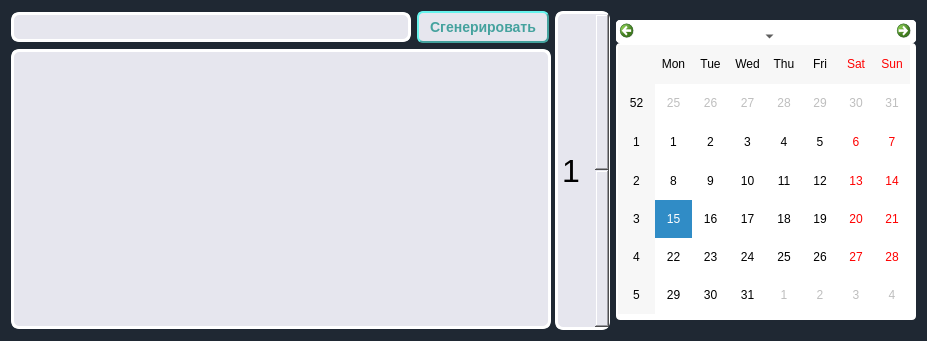
Above: ui/GenerationTaskWindow.ui from kiozet/TaskManagerWithAI before the change. Below: the same form after it.
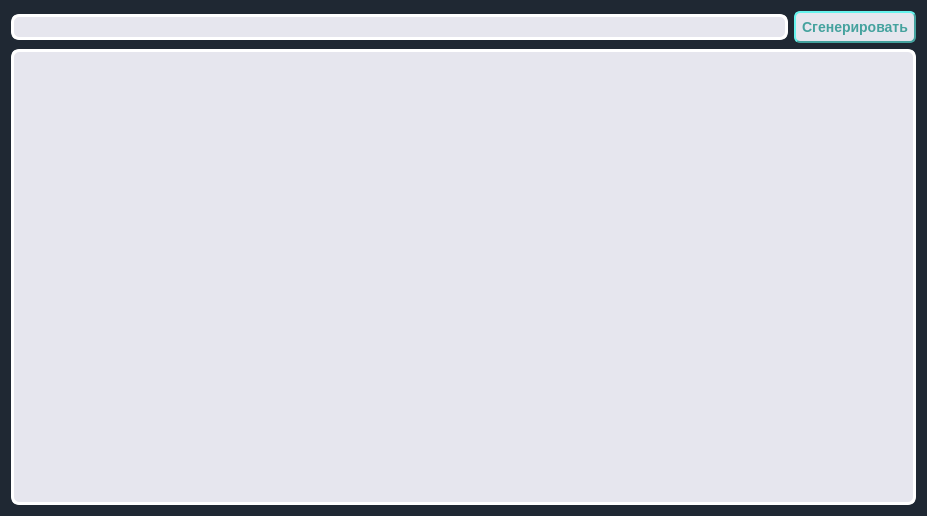
That is the form after the change.

Commit message: Remove calendar and priority

What changed in the file:
```diff
--- a/ui/GenerationTaskWindow.ui
+++ b/ui/GenerationTaskWindow.ui
@@ -10,7 +10,7 @@
     <x>0</x>
     <y>0</y>
     <width>927</width>
-    <height>341</height>
+    <height>516</height>
    </rect>
   </property>
   <property name="sizePolicy">
@@ -19,18 +19,6 @@
     <verstretch>0</verstretch>
    </sizepolicy>
   </property>
-  <property name="minimumSize">
-   <size>
-    <width>927</width>
-    <height>341</height>
-   </size>
-  </property>
-  <property name="maximumSize">
-   <size>
-    <width>927</width>
-    <height>341</height>
-   </size>
-  </property>
   <property name="windowTitle">
    <string>Frame</string>
   </property>
@@ -58,18 +46,6 @@
            <verstretch>0</verstretch>
           </sizepolicy>
          </property>
-         <property name="minimumSize">
-          <size>
-           <width>400</width>
-           <height>30</height>
-          </size>
-         </property>
-         <property name="maximumSize">
-          <size>
-           <width>400</width>
-           <height>30</height>
-          </size>
-         </property>
          <property name="styleSheet">
           <string notr="true">QLineEdit{
     border-radius: 4px;
@@ -87,23 +63,11 @@
        <item>
         <widget class="QPushButton" name="generateBtn">
          <property name="sizePolicy">
-          <sizepolicy hsizetype="Expanding" vsizetype="Fixed">
+          <sizepolicy hsizetype="Fixed" vsizetype="Fixed">
            <horstretch>0</horstretch>
            <verstretch>0</verstretch>
           </sizepolicy>
          </property>
-         <property name="minimumSize">
-          <size>
-           <width>118</width>
-           <height>0</height>
-          </size>
-         </property>
-         <property name="maximumSize">
-          <size>
-           <width>132</width>
-           <height>16777215</height>
-          </size>
-         </property>
          <property name="styleSheet">
           <string notr="true">QPushButton {
     background-color: rgb(230, 230, 238);
@@ -130,23 +94,11 @@
         <bool>true</bool>
        </property>
        <property name="sizePolicy">
-        <sizepolicy hsizetype="Expanding" vsizetype="Fixed">
+        <sizepolicy hsizetype="Expanding" vsizetype="Expanding">
          <horstretch>0</horstretch>
          <verstretch>0</verstretch>
         </sizepolicy>
        </property>
-       <property name="minimumSize">
-        <size>
-         <width>540</width>
-         <height>280</height>
-        </size>
-       </property>
-       <property name="maximumSize">
-        <size>
-         <width>540</width>
-         <height>280</height>
-        </size>
-       </property>
        <property name="styleSheet">
         <string notr="true">QTextBrowser{
     border-radius: 4px;
@@ -163,67 +115,6 @@
      </item>
     </layout>
    </item>
-   <item>
-    <widget class="QSpinBox" name="spinBox">
-     <property name="sizePolicy">
-      <sizepolicy hsizetype="Fixed" vsizetype="Expanding">
-       <horstretch>0</horstretch>
-       <verstretch>0</verstretch>
-      </sizepolicy>
-     </property>
-     <property name="font">
-      <font>
-       <pointsize>24</pointsize>
-      </font>
-     </property>
-     <property name="styleSheet">
-      <string notr="true">QSpinBox{
-    border-radius: 4px;
-    border-style: outset;
-    border-width: 3px;
-    border-radius: 8px;
-    border-color: white;
-    padding: 2px;
-    background-color: rgb(230, 230, 238);
-}
-</string>
-     </property>
-     <property name="minimum">
-      <number>1</number>
-     </property>
-     <property name="maximum">
-      <number>5</number>
-     </property>
-    </widget>
-   </item>
-   <item>
-    <widget class="QCalendarWidget" name="calendarWidget">
-     <property name="sizePolicy">
-      <sizepolicy hsizetype="Preferred" vsizetype="Preferred">
-       <horstretch>0</horstretch>
-       <verstretch>0</verstretch>
-      </sizepolicy>
-     </property>
-     <property name="minimumSize">
-      <size>
-       <width>300</width>
-       <height>300</height>
-      </size>
-     </property>
-     <property name="maximumSize">
-      <size>
-       <width>300</width>
-       <height>300</height>
-      </size>
-     </property>
-     <property name="styleSheet">
-      <string notr="true">QWidget
-{
-    background-color: white;
-}</string>
-     </property>
-    </widget>
-   </item>
   </layout>
  </widget>
  <resources/>
```
